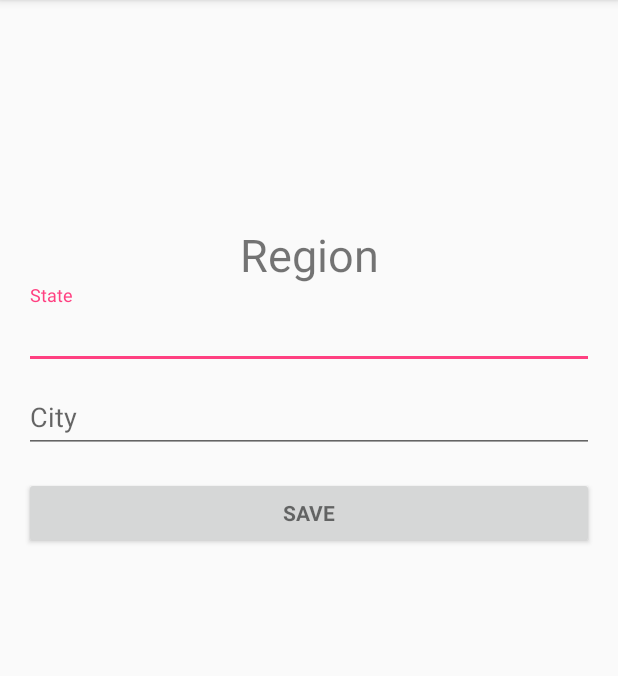
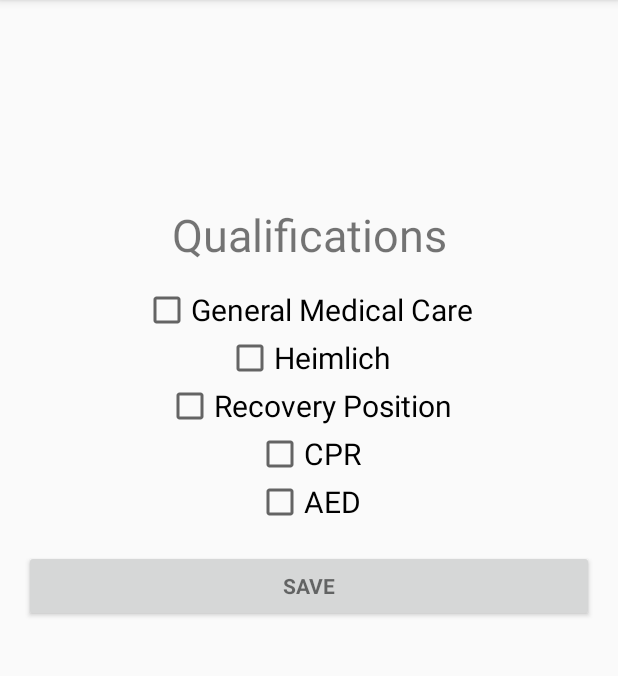
Before and after one commit to Alaska47/HaloWorld, an Android app: the fragment ThirdFragment shown on its own in the app's theme, on a phone screen of 412 x 824 dp, the part 84-760 px from its top. Run offline under Robolectric (Android 15) with nearby library versions, the light colour scheme and no system bars.

Commit message:
Entry main
D

```diff
--- a/app/src/main/AndroidManifest.xml
+++ b/app/src/main/AndroidManifest.xml
@@ -31,6 +31,7 @@
                 android:name="android.support.PARENT_ACTIVITY"
                 android:value="com.example.mihir.haloworld.LoginActivity" />
         </activity>
+        <activity android:name=".ReportActivity"></activity>
     </application>
 
 </manifest>
--- a/app/src/main/res/layout/fragment_third.xml
+++ b/app/src/main/res/layout/fragment_third.xml
@@ -27,55 +27,71 @@
                 android:layout_width="match_parent"
                 android:layout_height="wrap_content"
                 android:gravity="center"
-                android:textSize="100sp" />
+                android:textSize="90sp" />
 
             <TextView
                 android:layout_width="match_parent"
                 android:layout_height="wrap_content"
                 android:gravity="center"
                 android:textSize="30sp"
-                android:text="Region" />
+                android:text="Qualifications" />
 
-            <android.support.design.widget.TextInputLayout
+            <TextView
                 android:layout_width="match_parent"
-                android:layout_height="wrap_content">
+                android:layout_height="wrap_content"
+                android:gravity="center"
+                android:textSize="10sp" />
 
-                <EditText
-                    android:id="@+id/state"
-                    android:layout_width="match_parent"
-                    android:layout_height="wrap_content"
-                    android:hint="State"
-                    android:inputType="textEmailAddress"
-                    android:maxLines="1"
-                    android:singleLine="true" />
+            <CheckBox
+                android:layout_width="wrap_content"
+                android:layout_height="wrap_content"
+                android:text="General Medical Care"
+                android:textSize="20sp"
+                android:id="@+id/woundCare"
+                android:layout_gravity="center_horizontal" />
 
-            </android.support.design.widget.TextInputLayout>
 
-            <android.support.design.widget.TextInputLayout
-                android:layout_width="match_parent"
-                android:layout_height="wrap_content">
+            <CheckBox
+                android:layout_width="wrap_content"
+                android:layout_height="wrap_content"
+                android:text="Heimlich"
+                android:textSize="20sp"
+                android:id="@+id/heimlich"
+                android:layout_gravity="center_horizontal" />
 
-                <EditText
-                    android:id="@+id/city"
-                    android:layout_width="match_parent"
-                    android:layout_height="wrap_content"
-                    android:hint="City"
-                    android:imeActionId="@+id/login"
-                    android:imeActionLabel="@string/action_sign_in_short"
-                    android:imeOptions="actionUnspecified"
-                    android:maxLines="1"
-                    android:singleLine="true" />
+            <CheckBox
+                android:layout_width="wrap_content"
+                android:layout_height="wrap_content"
+                android:text="Recovery Position"
+                android:textSize="20sp"
+                android:id="@+id/recoveryPosition"
+                android:layout_gravity="center_horizontal" />
 
-            </android.support.design.widget.TextInputLayout>
+            <CheckBox
+                android:layout_width="wrap_content"
+                android:layout_height="wrap_content"
+                android:text="CPR"
+                android:textSize="20sp"
+                android:id="@+id/cpr"
+                android:layout_gravity="center_horizontal" />
+
+            <CheckBox
+                android:layout_width="wrap_content"
+                android:layout_height="wrap_content"
+                android:text="AED"
+                android:textSize="20sp"
+                android:id="@+id/aed"
+                android:layout_gravity="center_horizontal" />
+
 
             <Button
-                android:id="@+id/save1"
+                android:id="@+id/save2"
                 style="?android:textAppearanceSmall"
                 android:layout_width="match_parent"
                 android:layout_height="wrap_content"
                 android:layout_marginTop="16dp"
                 android:text="Save"
-                android:onClick="save1"
+                android:onClick="save2"
                 android:textStyle="bold" />
 
 
--- a/app/src/main/res/values/strings.xml
+++ b/app/src/main/res/values/strings.xml
@@ -19,4 +19,5 @@
 
     <!-- TODO: Remove or change this placeholder text -->
     <string name="hello_blank_fragment">Hello blank fragment</string>
+    <string name="title_activity_report">ReportActivity</string>
 </resources>
```
Also changed, not shown: app/src/main/java/com/example/mihir/haloworld/RegistrationActivity.java (+38 -0 lines), app/src/main/java/com/example/mihir/haloworld/ReportActivity.java (added, +13 -0 lines), app/src/main/res/layout/activity_report.xml (added, +28 -0 lines).
